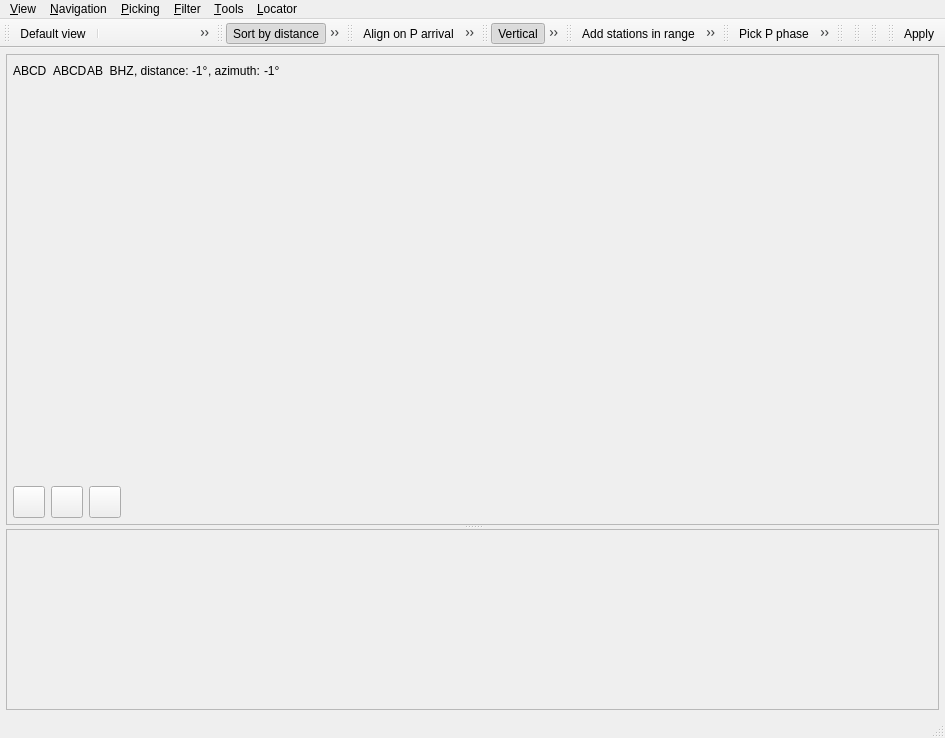
Qt form libs/seiscomp/gui/datamodel/pickerview.ui (SeisComP/common) before a commit.
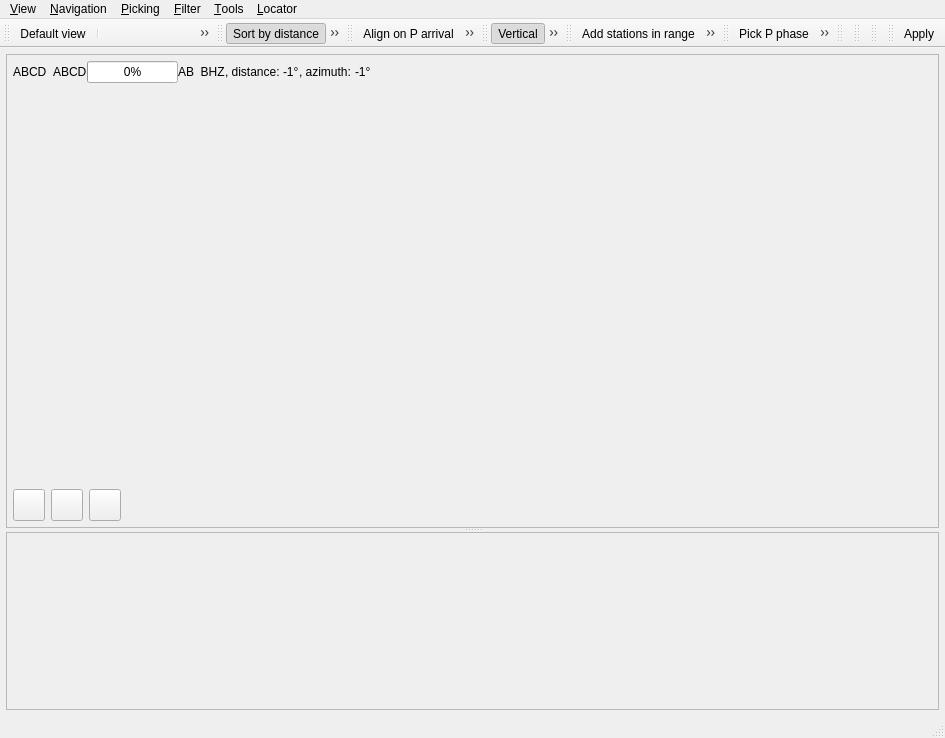
The same form after that commit. Icons and pictures are not drawn. Custom widgets are drawn as their Qt base class.

Commit message: Implemented audable picker.

Patch:
```diff
--- a/libs/seiscomp/gui/datamodel/pickerview.ui
+++ b/libs/seiscomp/gui/datamodel/pickerview.ui
@@ -122,6 +122,25 @@
                  </property>
                 </widget>
                 </item>
+               <item>
+                <widget class="QProgressBar" name="ampProgress">
+                 <property name="sizePolicy">
+                  <sizepolicy hsizetype="Maximum" vsizetype="Preferred">
+                   <horstretch>0</horstretch>
+                   <verstretch>0</verstretch>
+                  </sizepolicy>
+                 </property>
+                 <property name="minimum">
+                  <number>0</number>
+                 </property>
+                 <property name="maximum">
+                  <number>100</number>
+                 </property>
+                 <property name="value">
+                  <number></number>
+                 </property>
+                </widget>
+                </item>
                 <item>
                  <widget class="QLabel" name="labelCode">
                   <property name="sizePolicy">
```
The commit also changes 1 other file.
